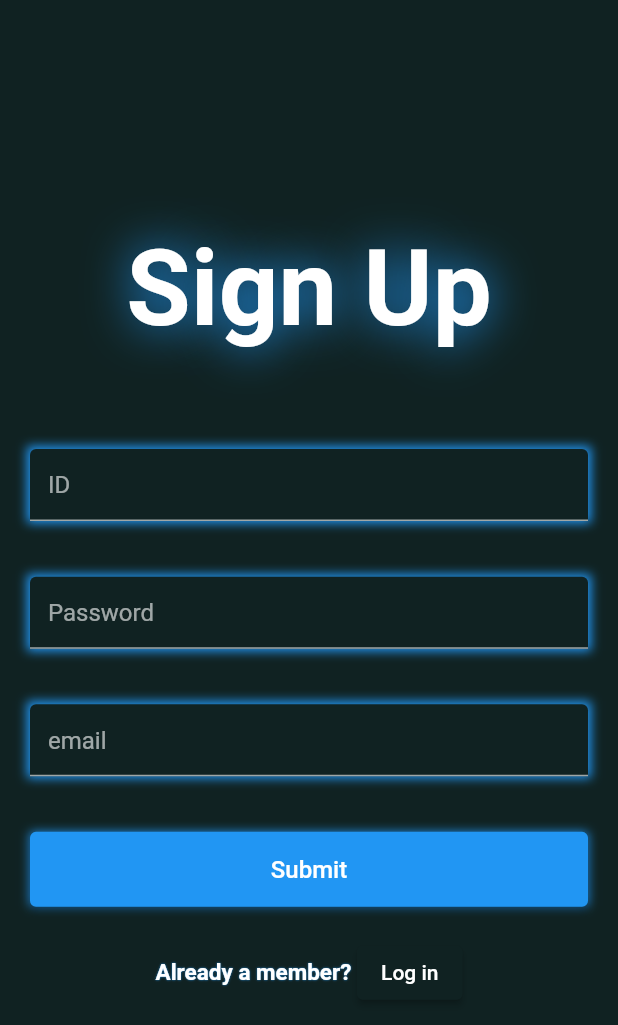
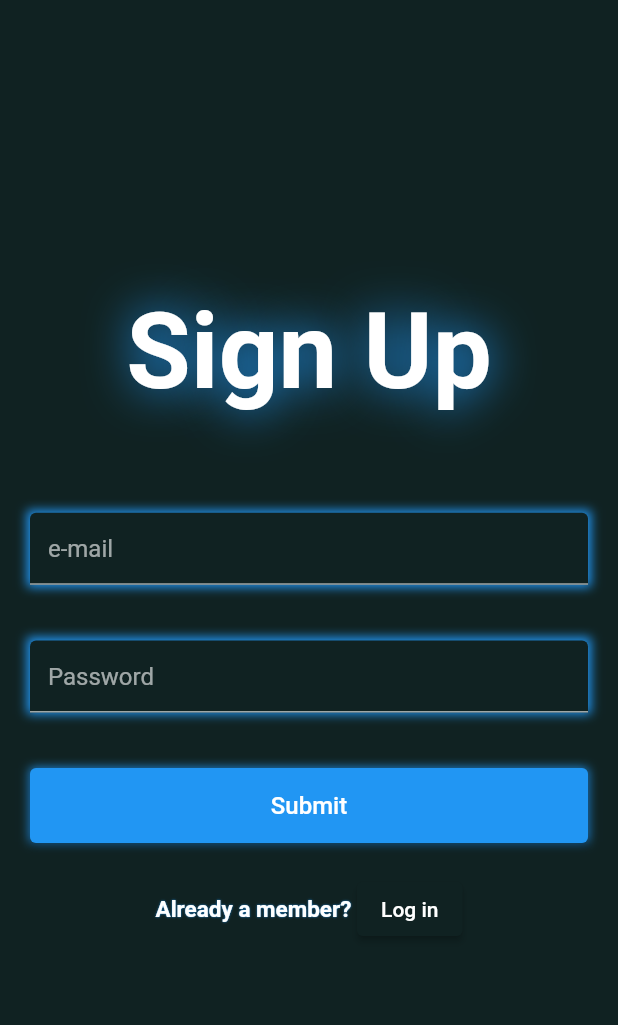
Before and after one commit to ssajiny/flutter_socket, a Flutter app: the screen it shows after launch, after a tap on "Sign Up", on a phone screen of 412 x 824 dp. Shown: the top 1025 px of the screen. Run offline on Flutter 3.47's test engine with Material 2 defaults, Android fonts, the phone set to English and light mode, and no system bars; our stand-ins replace supabase_flutter; accounts and stored records are empty; network calls fail.

Commit message:
sign up & login

```diff
--- /dev/null
+++ b/lib/credential/supabase.dart
@@ -0,0 +1,3 @@
+const String url = 'https://ucfzpnokgsdhkilarnov.supabase.co';
+const String anonKey =
+    'eyJhbGciOiJIUzI1NiIsInR5cCI6IkpXVCJ9.eyJpc3MiOiJzdXBhYmFzZSIsInJlZiI6InVjZnpwbm9rZ3NkaGtpbGFybm92Iiwicm9sZSI6ImFub24iLCJpYXQiOjE2OTYxNzE2NTgsImV4cCI6MjAxMTc0NzY1OH0.nkQABzqyih0zclHXYNifSt19H9TSZuk6n3J-0DiSTb0';
--- a/lib/main.dart
+++ b/lib/main.dart
@@ -6,16 +6,15 @@ import 'package:flutter_socket/screens/main_menu.dart';
 import 'package:flutter_socket/screens/sign_up_screen.dart';
 import 'package:flutter_socket/screens/splash_screen.dart';
 import 'package:flutter_socket/utils/colors.dart';
-import 'package:flutter_socket/assets/constants.dart' as constants;
+import 'package:flutter_socket/credential/supabase.dart' as credential;
 
 import 'package:supabase_flutter/supabase_flutter.dart';
 
 void main() async {
   await Supabase.initialize(
-    url: constants.url,
-    anonKey: constants.anonKey,
+    url: credential.url,
+    anonKey: credential.anonKey,
     realtimeClientOptions: const RealtimeClientOptions(eventsPerSecond: 40),
-    authFlowType: AuthFlowType.pkce,
   );
   runApp(const MyApp());
 }
--- a/lib/screens/login_screen.dart
+++ b/lib/screens/login_screen.dart
@@ -1,10 +1,12 @@
 import 'package:flutter/material.dart';
+import 'package:flutter_socket/main.dart';
 import 'package:flutter_socket/responsive/responsive.dart';
 import 'package:flutter_socket/screens/sign_up_screen.dart';
 import 'package:flutter_socket/utils/colors.dart';
 import 'package:flutter_socket/widgets/custom_button.dart';
 import 'package:flutter_socket/widgets/custom_text.dart';
 import 'package:flutter_socket/widgets/custom_textfield.dart';
+import 'package:supabase_flutter/supabase_flutter.dart';
 
 class LoginScreen extends StatefulWidget {
   static String routeName = '/login';
@@ -15,8 +17,17 @@ class LoginScreen extends StatefulWidget {
 }
 
 class _LoginScreenState extends State<LoginScreen> {
-  final TextEditingController _idController = TextEditingController();
+  final TextEditingController _emailController = TextEditingController();
   final TextEditingController _pwController = TextEditingController();
+
+  Future<void> signInWithPassword(String email, String password) async {
+    final res = await supabase.auth.signInWithPassword(
+      email: email,
+      password: password,
+    );
+    final Session? session = res.session;
+    final User? user = res.user;
+  }
 
   @override
   void initState() {
@@ -26,7 +37,7 @@ class _LoginScreenState extends State<LoginScreen> {
   @override
   void dispose() {
     super.dispose();
-    _idController.dispose();
+    _emailController.dispose();
     _pwController.dispose();
   }
 
@@ -48,8 +59,8 @@ class _LoginScreenState extends State<LoginScreen> {
                   fontSize: 70),
               SizedBox(height: size.height * 0.08),
               CustomTextField(
-                controller: _idController,
-                hintText: 'ID',
+                controller: _emailController,
+                hintText: 'e-mail',
                 obscure: false,
               ),
               SizedBox(height: size.height * 0.045),
@@ -59,7 +70,12 @@ class _LoginScreenState extends State<LoginScreen> {
                 obscure: true,
               ),
               SizedBox(height: size.height * 0.045),
-              CustomButton(onTap: () {}, text: 'Login'),
+              CustomButton(
+                  onTap: () async {
+                    signInWithPassword(
+                        _emailController.text, _pwController.text);
+                  },
+                  text: 'Login'),
               const SizedBox(height: 20),
               Row(
                 mainAxisAlignment: MainAxisAlignment.center,
--- a/lib/screens/sign_up_screen.dart
+++ b/lib/screens/sign_up_screen.dart
@@ -1,10 +1,12 @@
 import 'package:flutter/material.dart';
+import 'package:flutter_socket/main.dart';
 import 'package:flutter_socket/responsive/responsive.dart';
 import 'package:flutter_socket/screens/login_screen.dart';
 import 'package:flutter_socket/utils/colors.dart';
 import 'package:flutter_socket/widgets/custom_button.dart';
 import 'package:flutter_socket/widgets/custom_text.dart';
 import 'package:flutter_socket/widgets/custom_textfield.dart';
+import 'package:supabase_flutter/supabase_flutter.dart';
 
 class SignUpScreen extends StatefulWidget {
   static String routeName = '/sign-up';
@@ -15,9 +17,18 @@ class SignUpScreen extends StatefulWidget {
 }
 
 class _SignUpScreenState extends State<SignUpScreen> {
-  final TextEditingController _idController = TextEditingController();
+  final TextEditingController _emailController = TextEditingController();
   final TextEditingController _pwController = TextEditingController();
-  final TextEditingController _emailController = TextEditingController();
+
+  Future<void> signUp() async {
+    final res = await supabase.auth.signUp(
+      email: _emailController.text.trim(),
+      password: _pwController.text.trim(),
+    );
+    final Session? session = res.session;
+    final User? user = res.user;
+    print(res);
+  }
 
   @override
   void initState() {
@@ -27,9 +38,8 @@ class _SignUpScreenState extends State<SignUpScreen> {
   @override
   void dispose() {
     super.dispose();
-    _idController.dispose();
+    _emailController.dispose();
     _pwController.dispose();
-    _emailController.dispose();
   }
 
   @override
@@ -50,8 +60,8 @@ class _SignUpScreenState extends State<SignUpScreen> {
                   fontSize: 70),
               SizedBox(height: size.height * 0.08),
               CustomTextField(
-                controller: _idController,
-                hintText: 'ID',
+                controller: _emailController,
+                hintText: 'e-mail',
                 obscure: false,
               ),
               SizedBox(height: size.height * 0.045),
@@ -61,13 +71,11 @@ class _SignUpScreenState extends State<SignUpScreen> {
                 obscure: true,
               ),
               SizedBox(height: size.height * 0.045),
-              CustomTextField(
-                controller: _emailController,
-                hintText: 'email',
-                obscure: false,
-              ),
-              SizedBox(height: size.height * 0.045),
-              CustomButton(onTap: () {}, text: 'Submit'),
+              CustomButton(
+                  onTap: () {
+                    signUp();
+                  },
+                  text: 'Submit'),
               const SizedBox(height: 20),
               Row(
                 mainAxisAlignment: MainAxisAlignment.center,
```
